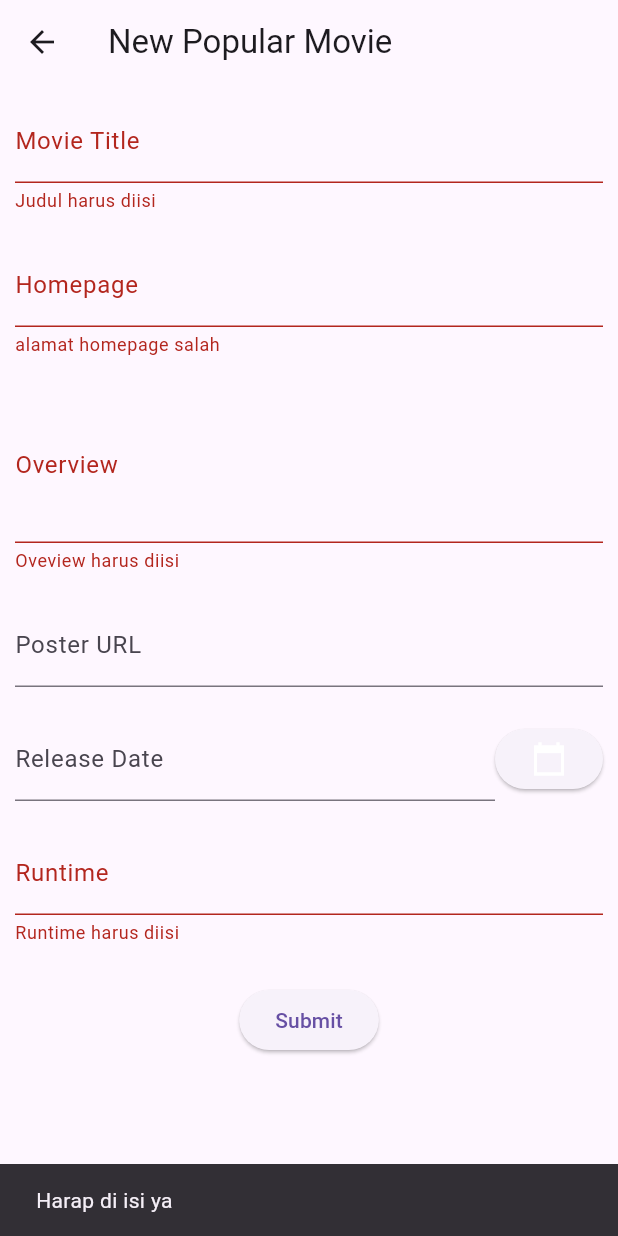
After one commit to LouisVoterra/emergingtech_gasal2425, a Flutter app: the NewPopMovie screen opened directly, after a tap on "Submit", on a phone screen of 412 x 824 dp. The commit adds this screen. Run offline on Flutter 3.47's test engine with Material 3 defaults, Android fonts, the phone set to English and light mode, and no system bars; our stand-ins replace google_fonts, percent_indicator, shared_preferences; accounts and stored records are empty; network calls fail.

Commit message:
week 10 sementara

```diff
--- a/lib/main.dart
+++ b/lib/main.dart
@@ -18,6 +18,7 @@ import 'animasi.dart';
 import 'popularmovie.dart';
 import 'personmovie.dart';
 import 'login.dart';
+import 'newpopmovie.dart';
 
 // String active_user = "";
 
@@ -75,6 +76,7 @@ class MyApp extends StatelessWidget {
         'Animasi': (context) => const Animasi(),
         'PopularMovie': (context) => const PopularMovie(),
         'PersonMovie': (context) => const PersonsMovie(),
+        'NewPopMovie': (context) => const NewPopMovie(),
       },
     );
   }
@@ -210,6 +212,13 @@ class _MyHomePageState extends State<MyHomePage> {
               },
             ),
             ListTile(
+              title: const Text("New Pop Movie"),
+              leading: const Icon(Icons.movie_filter),
+              onTap: () {
+                Navigator.pushNamed(context, "NewPopMovie");
+              },
+            ),
+            ListTile(
               title: const Text("Logout"),
               leading: const Icon(Icons.logout),
               onTap: () {
--- /dev/null
+++ b/lib/newpopmovie.dart
@@ -0,0 +1,251 @@
+import 'dart:convert';
+
+import 'package:flutter/material.dart';
+import 'package:flutter/services.dart';
+import 'package:http/http.dart' as http;
+
+
+class NewPopMovie extends StatefulWidget {
+  const NewPopMovie({super.key});
+
+  @override
+  State<NewPopMovie> createState() => _NewPopMovieState();
+}
+
+class _NewPopMovieState extends State<NewPopMovie> {
+  final _formKey = GlobalKey<FormState>();
+  String _title = "";
+  String _homepage = "";
+  String _overview = "";
+  String _posterUrl = "";
+  String _runtime = "";
+  final _controllerDate = TextEditingController();
+  int count = 0;
+
+
+  Future <bool> validateImage(String imageUrl) async {
+    http.Response resp;
+    try{
+      resp = await http.get(Uri.parse(imageUrl));
+    }catch(e){
+      return false;
+    }
+    if (resp.statusCode != 200) return false;
+    Map <String, dynamic> data = resp.headers;
+    if (data['content-type'] == 'image/jpeg' || data['content-type'] == 'image/png' || data['content-type'] == 'image/gif'){
+      return true;
+    }
+    return false;
+  }
+
+
+  void submit() async {
+    final response = await http
+        .post(Uri.parse("https://ubaya.cloud/flutter/160422077/movie/newmovie.php"), body: {
+      'title': _title,
+      'overview': _overview,
+      'homepage': _homepage,
+      'release_date': _controllerDate.text,
+      'runtime': _runtime,
+      'url':_posterUrl,
+    });
+    if (response.statusCode == 200) {
+      Map json = jsonDecode(response.body);
+      if (json['result'] == 'success') {
+        if (!mounted) return;
+        ScaffoldMessenger.of(context)
+            .showSnackBar(SnackBar(content: Text('Sukses Menambah Data')));
+
+
+        // _formKey.currentState!.reset();
+        // _controllerDate.clear();
+        // setState(() {
+        //   _title = "";
+        //   _title = "";
+        //   _homepage = "";
+        //   _overview = "";
+        //   _posterUrl = "";
+        //   _runtime = "";
+
+        // });
+      }
+    } else {
+      ScaffoldMessenger.of(context)
+          .showSnackBar(SnackBar(content: Text('Error')));
+      throw Exception('Failed to read API');
+    }
+  }
+
+
+
+  @override
+  Widget build(BuildContext context){
+    return Scaffold(
+      appBar: AppBar(
+        title: Text("New Popular Movie"),
+      ),
+      body: Form(
+        key: _formKey,
+        child: Column(
+          children: <Widget>[
+            Padding(
+              padding: EdgeInsets.all(10),
+              child: TextFormField(
+                decoration: const InputDecoration(
+                  labelText: 'Movie Title',
+                ),
+                onChanged: (value) {
+                  _title = value;
+                },
+                validator: (value) {
+                  if (value == null || value.isEmpty){
+                    return 'Judul harus diisi';
+                  }else{
+                    return null;
+                  }
+                },
+              ),
+            ),
+            Padding(
+              padding: EdgeInsets.all(10),
+              child: TextFormField(
+                decoration: const InputDecoration(
+                  labelText: 'Homepage',
+                ),
+                onChanged: (value) {
+                  _homepage = value;
+                },
+                validator: (value) {
+                  if (value == null || !Uri.parse(value).isAbsolute) {
+                    return 'alamat homepage salah';
+                  }
+                  return null;
+                },
+              )
+            ),
+            Padding(
+              padding: EdgeInsets.all(10),
+              child: TextFormField(
+                decoration: const InputDecoration(
+                  labelText: 'Overview',
+                ),
+
+                keyboardType: TextInputType.multiline,
+                minLines: 3,
+                maxLines: 6,
+                validator: (value){
+                  if (value == null || value == ""){
+                    return "Oveview harus diisi";
+                  }
+                  if (value.length < 30){
+                    return 'minimal 30 karakter';
+                  }
+                  return null; //lolos validasi
+                },
+
+              ),
+            ),
+            Padding(
+                padding: const EdgeInsets.all(10),
+                child: TextFormField(
+                  decoration: const InputDecoration(labelText: 'Poster URL'),
+
+                  onChanged: (value) {
+                    validateImage(value).then((isValid) {
+                      if (isValid) {
+                        setState(() {
+                          _posterUrl = value;
+                        });
+                      }
+                    });
+                  },
+                ),
+              ),
+            if (_posterUrl.isNotEmpty)
+                Padding(
+                  padding: const EdgeInsets.all(10.0),
+                  child: Image.network(
+                    _posterUrl,
+                    height: 200,
+                    fit: BoxFit.cover,
+                    errorBuilder: (context, error, stackTrace) {
+                       return const Text("Gagal memuat gambar");
+                    },
+                  ),
+                ),
+            Padding(
+              padding: EdgeInsets.all(10),
+              child: Row(
+                mainAxisAlignment: MainAxisAlignment.start,
+                children: [
+                  Expanded(
+                    child: TextFormField(
+                      decoration: const InputDecoration(
+                        labelText: 'Release Date',
+                      ),
+                      controller: _controllerDate,
+                    )
+                  ),
+                  ElevatedButton(
+                    onPressed: () {
+                      showDatePicker(
+                        context:context,
+                        initialDate: DateTime.now(),
+                        firstDate: DateTime(2000),
+                        lastDate: DateTime(2200)).then((value){
+                          setState(() {
+                            _controllerDate.text = value.toString().substring(0,10);
+                          });
+                        });
+                    },
+                    child: Icon(
+                      Icons.calendar_today_sharp,
+                      color: Colors.white,
+                      size: 24.0
+                    ),
+                  )
+                ],
+              ),
+            ),
+            Padding(
+              padding: EdgeInsets.all(10),
+              child: TextFormField(
+                decoration: const InputDecoration(
+                  labelText: 'Runtime',
+                ),
+                onChanged: (value) {
+                  _runtime = value;
+                },
+                validator: (value) {
+                  if (value == null || value == ""){
+                    return 'Runtime harus diisi';
+                  }else{
+                    return null;
+                  }
+                },
+                inputFormatters: <TextInputFormatter>[
+                  FilteringTextInputFormatter.digitsOnly
+                ],
+              ),
+            ),
+
+            Padding(
+              padding: const EdgeInsets.symmetric(vertical: 16.0),
+              child: ElevatedButton(
+                onPressed: (){
+                  if (_formKey.currentState != null && !_formKey.currentState!.validate()){
+                    ScaffoldMessenger.of(context).showSnackBar(SnackBar(content: Text('Harap di isi ya')));
+                  }
+                  else{
+                    submit();
+                  }
+                },
+                child: const Text('Submit')
+              ),
+              ),
+          ],
+        ),
+      ),
+    );
+  }
+}
```
Also changed, not shown: lib/detailpop.dart (+48 -1 lines), flutter_01.png (added).
